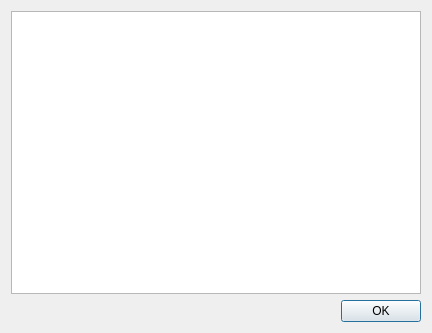
First picture: the form in src/Forms/windowtree.ui, repository Rasakhatskiy/Labs_S4_OOOP_L01, before the edit.
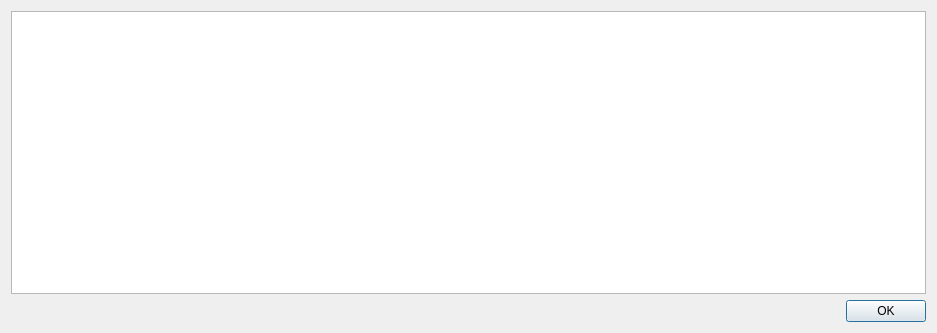
Second picture: the form after the edit.

The edit to the form file:
```diff
--- a/src/Forms/windowtree.ui
+++ b/src/Forms/windowtree.ui
@@ -6,7 +6,7 @@
    <rect>
     <x>0</x>
     <y>0</y>
-    <width>432</width>
+    <width>937</width>
     <height>333</height>
    </rect>
   </property>
```
